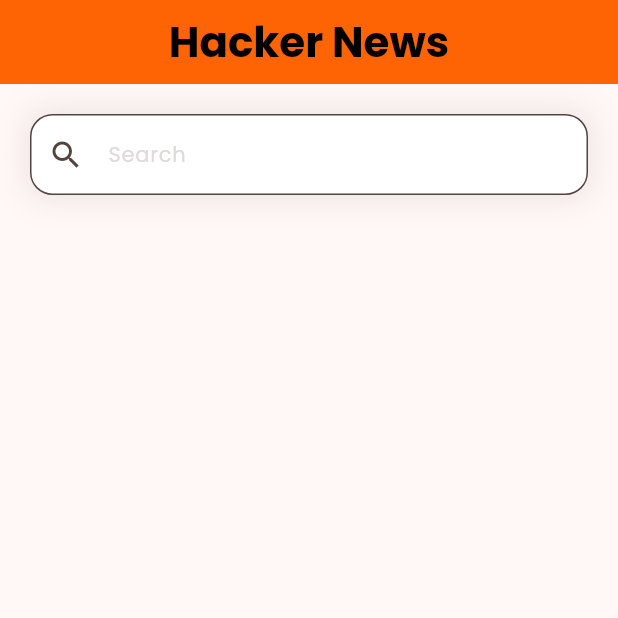
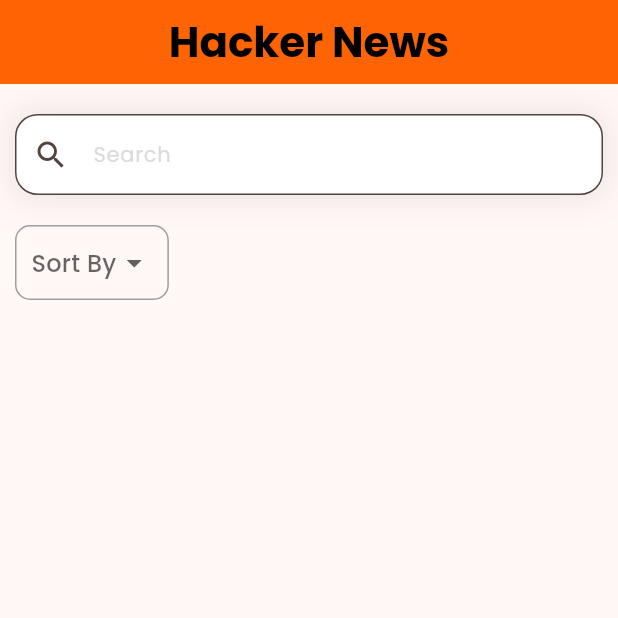
Before and after one commit to JothishKamal/hackernewsapp, a Flutter app: the screen it shows after launch, on a phone screen of 412 x 824 dp, the top half of it. Run offline on Flutter 3.47's test engine with Material 3 defaults, Android fonts, the phone set to English and light mode, and no system bars.

Commit message:
add: sort by dropdown menu

```diff
--- a/lib/pages/home.dart
+++ b/lib/pages/home.dart
@@ -8,22 +8,54 @@ class HomePage extends StatefulWidget {
 }
 
 class _HomePageState extends State<HomePage> {
+  final List<String> sortByList = ['Top', 'New', 'Best'];
+  String? sortMode;
+
   @override
   Widget build(BuildContext context) {
     return Scaffold(
       appBar: _appBar(),
-      body: Column(
-        crossAxisAlignment: CrossAxisAlignment.start,
-        children: [
-          Container(child: _searchField()),
-        ],
+      body: Center(
+        child: Column(
+          crossAxisAlignment: CrossAxisAlignment.start,
+          children: [
+            _searchField(),
+            const SizedBox(
+              height: 20,
+            ),
+            _sortByDB()
+          ],
+        ),
       ),
     );
   }
 
+  Container _sortByDB() {
+    return Container(
+            margin: const EdgeInsets.only(left: 10),
+            padding: const EdgeInsets.symmetric(horizontal: 10.0),
+            decoration: BoxDecoration(
+                borderRadius: BorderRadius.circular(10),
+                border: Border.all(color: Colors.grey)),
+            child: DropdownButton<String>(
+                hint: const Text('Sort By'),
+                underline: Container(),
+                value: sortMode,
+                items: sortByList.map((String value) {
+                  return DropdownMenuItem<String>(
+                      value: value, child: Text(value));
+                }).toList(),
+                onChanged: (String? value) {
+                  setState(() {
+                    sortMode = value;
+                  });
+                }),
+          );
+  }
+
   Container _searchField() {
     return Container(
-      margin: const EdgeInsets.only(top: 20, left: 20, right: 20),
+      margin: const EdgeInsets.only(top: 20, left: 10, right: 10),
       decoration: BoxDecoration(boxShadow: [
         BoxShadow(
             color: const Color(0xFF1D1617).withOpacity(0.11),
```
